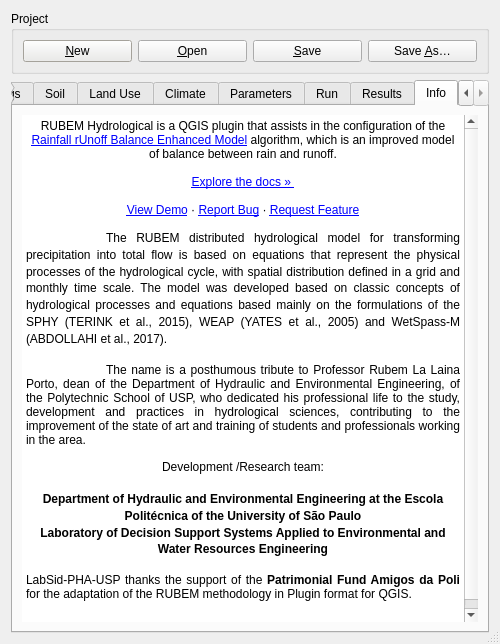
The window that rubem_hydrological_dialog_base.ui (LabSid-USP/RUBEMHydrological) describes before a commit, drawn with Qt 5.
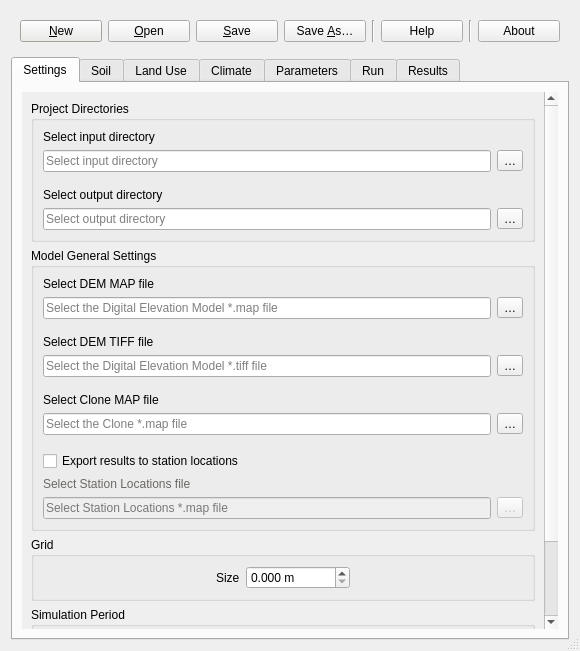
The same window after the commit. The open tabs and pages were chosen to show the change. Icons and pictures are not drawn.

Commit message: Add buttons (with icons)  for help and about info

Patch:
```diff
--- a/rubem_hydrological_dialog_base.ui
+++ b/rubem_hydrological_dialog_base.ui
@@ -6,8 +6,8 @@
    <rect>
     <x>0</x>
     <y>0</y>
-    <width>500</width>
-    <height>644</height>
+    <width>580</width>
+    <height>651</height>
    </rect>
   </property>
   <property name="sizePolicy">
@@ -147,28 +147,19 @@
   <property name="modal">
    <bool>false</bool>
   </property>
-  <layout class="QVBoxLayout" name="verticalLayout_29">
+  <layout class="QVBoxLayout" name="verticalLayout_24">
    <item>
-    <widget class="QGroupBox" name="groupBox_8">
+    <widget class="QWidget" name="widget_menu" native="true">
      <property name="sizePolicy">
       <sizepolicy hsizetype="Minimum" vsizetype="Fixed">
        <horstretch>0</horstretch>
        <verstretch>0</verstretch>
       </sizepolicy>
      </property>
-     <property name="title">
-      <string>Project</string>
-     </property>
-     <layout class="QVBoxLayout" name="verticalLayout_24">
-      <property name="bottomMargin">
-       <number>9</number>
-      </property>
+     <layout class="QVBoxLayout" name="verticalLayout_29">
       <item>
-       <layout class="QHBoxLayout" name="horizontalLayout_38">
-        <property name="sizeConstraint">
-         <enum>QLayout::SetMinimumSize</enum>
-        </property>
-        <item>
+       <layout class="QGridLayout" name="gridLayout_16">
+        <item row="0" column="0">
          <widget class="QPushButton" name="pushButton_NewProject">
           <property name="sizePolicy">
            <sizepolicy hsizetype="Minimum" vsizetype="Minimum">
@@ -187,7 +178,7 @@
           </property>
          </widget>
         </item>
-        <item>
+        <item row="0" column="1">
          <widget class="QPushButton" name="pushButton_OpenProject">
           <property name="sizePolicy">
            <sizepolicy hsizetype="Minimum" vsizetype="Minimum">
@@ -206,7 +197,7 @@
           </property>
          </widget>
         </item>
-        <item>
+        <item row="0" column="2">
          <widget class="QPushButton" name="pushButton_SaveProject">
           <property name="sizePolicy">
            <sizepolicy hsizetype="Minimum" vsizetype="Minimum">
@@ -225,7 +216,7 @@
           </property>
          </widget>
         </item>
-        <item>
+        <item row="0" column="3">
          <widget class="QPushButton" name="pushButton_SaveAsProject">
           <property name="sizePolicy">
            <sizepolicy hsizetype="Minimum" vsizetype="Minimum">
@@ -244,6 +235,60 @@
           </property>
          </widget>
         </item>
+        <item row="0" column="4">
+         <widget class="Line" name="line">
+          <property name="orientation">
+           <enum>Qt::Vertical</enum>
+          </property>
+         </widget>
+        </item>
+        <item row="0" column="6">
+         <widget class="Line" name="line_2">
+          <property name="orientation">
+           <enum>Qt::Vertical</enum>
+          </property>
+         </widget>
+        </item>
+        <item row="0" column="5">
+         <widget class="QToolButton" name="toolButton_Help">
+          <property name="sizePolicy">
+           <sizepolicy hsizetype="Minimum" vsizetype="Minimum">
+            <horstretch>0</horstretch>
+            <verstretch>0</verstretch>
+           </sizepolicy>
+          </property>
+          <property name="toolTip">
+           <string>Help Content</string>
+          </property>
+          <property name="text">
+           <string>Help</string>
+          </property>
+          <property name="icon">
+           <iconset resource="resources.qrc">
+            <normaloff>:/iconMenu/images/qgis-default-theme/mActionHelpContents.svg</normaloff>:/iconMenu/images/qgis-default-theme/mActionHelpContents.svg</iconset>
+          </property>
+         </widget>
+        </item>
+        <item row="0" column="7">
+         <widget class="QToolButton" name="toolButton_About">
+          <property name="sizePolicy">
+           <sizepolicy hsizetype="Minimum" vsizetype="Minimum">
+            <horstretch>0</horstretch>
+            <verstretch>0</verstretch>
+           </sizepolicy>
+          </property>
+          <property name="toolTip">
+           <string>About</string>
+          </property>
+          <property name="text">
+           <string>About</string>
+          </property>
+          <property name="icon">
+           <iconset resource="resources.qrc">
+            <normaloff>:/iconMenu/images/qgis-default-theme/pluginNew.svg</normaloff>:/iconMenu/images/qgis-default-theme/pluginNew.svg</iconset>
+          </property>
+         </widget>
+        </item>
        </layout>
       </item>
      </layout>
@@ -260,6 +305,12 @@
      <property name="toolTip">
       <string/>
      </property>
+     <property name="styleSheet">
+      <string notr="true">QTabWidget::tab-bar {
+    alignment: center;
+}
+</string>
+     </property>
      <property name="tabPosition">
       <enum>QTabWidget::North</enum>
      </property>
@@ -304,8 +355,8 @@
            <rect>
             <x>0</x>
             <y>0</y>
-            <width>441</width>
-            <height>635</height>
+            <width>509</width>
+            <height>728</height>
            </rect>
           </property>
           <layout class="QVBoxLayout" name="verticalLayout_25">
@@ -4532,73 +4583,6 @@
        </item>
       </layout>
      </widget>
-     <widget class="QWidget" name="tab_Info">
-      <attribute name="title">
-       <string>Info</string>
-      </attribute>
-      <layout class="QVBoxLayout" name="verticalLayout_36">
-       <item>
-        <widget class="QTextBrowser" name="textBrowser_Info">
-         <property name="sizePolicy">
-          <sizepolicy hsizetype="Minimum" vsizetype="Minimum">
-           <horstretch>0</horstretch>
-           <verstretch>0</verstretch>
-          </sizepolicy>
-         </property>
-         <property name="frameShape">
-          <enum>QFrame::HLine</enum>
-         </property>
-         <property name="frameShadow">
-          <enum>QFrame::Plain</enum>
-         </property>
-         <property name="lineWidth">
-          <number>0</number>
-         </property>
-         <property name="documentTitle">
-          <string>Info</string>
-         </property>
-         <property name="lineWrapMode">
-          <enum>QTextEdit::WidgetWidth</enum>
-         </property>
-         <property name="lineWrapColumnOrWidth">
-          <number>0</number>
-         </property>
-         <property name="html">
-          <string>&lt;!DOCTYPE HTML PUBLIC &quot;-//W3C//DTD HTML 4.0//EN&quot; &quot;http://www.w3.org/TR/REC-html40/strict.dtd&quot;&gt;
-&lt;html&gt;&lt;head&gt;&lt;meta name=&quot;qrichtext&quot; content=&quot;1&quot; /&gt;&lt;title&gt;Info&lt;/title&gt;&lt;style type=&quot;text/css&quot;&gt;
-p, li { white-space: pre-wrap; }
-&lt;/style&gt;&lt;/head&gt;&lt;body style=&quot; font-family:'MS Shell Dlg 2'; font-size:8.25pt; font-weight:400; font-style:normal;&quot;&gt;
-&lt;p align=&quot;center&quot; style=&quot; margin-top:0px; margin-bottom:0px; margin-left:0px; margin-right:0px; -qt-block-indent:0; text-indent:0px;&quot;&gt;&lt;img src=&quot;:/imgBase/images/banner.png&quot; /&gt;&lt;/p&gt;
-&lt;p align=&quot;center&quot; style=&quot; margin-top:0px; margin-bottom:0px; margin-left:0px; margin-right:0px; -qt-block-indent:0; text-indent:0px;&quot;&gt;&lt;span style=&quot; font-family:'Arial'; font-size:9pt; color:#000000; background-color:transparent;&quot;&gt;RUBEM Hydrological is a QGIS plugin that assists in the configuration of the &lt;/span&gt;&lt;a href=&quot;https://github.com/LabSid-USP/RUBEM#readme&quot;&gt;&lt;span style=&quot; font-size:9pt; text-decoration: underline; color:#0000ff;&quot;&gt;Rainfall rUnoff Balance Enhanced Model&lt;/span&gt;&lt;/a&gt;&lt;span style=&quot; font-family:'Arial'; font-size:9pt; color:#000000; background-color:transparent;&quot;&gt; algorithm, which is an improved model of balance between rain and runoff.&lt;/span&gt;&lt;/p&gt;
-&lt;p align=&quot;center&quot; style=&quot;-qt-paragraph-type:empty; margin-top:0px; margin-bottom:0px; margin-left:0px; margin-right:0px; -qt-block-indent:0; text-indent:0px; font-family:'Arial'; font-size:9pt; color:#000000;&quot;&gt;&lt;br /&gt;&lt;/p&gt;
-&lt;p align=&quot;center&quot; style=&quot; margin-top:0px; margin-bottom:0px; margin-left:0px; margin-right:0px; -qt-block-indent:0; text-indent:0px;&quot;&gt;&lt;a href=&quot;https://github.com/LabSid-USP/RUBEMHydrological&quot;&gt;&lt;span style=&quot; font-size:9pt; text-decoration: underline; color:#0000ff;&quot;&gt;Explore the docs » &lt;/span&gt;&lt;/a&gt;&lt;/p&gt;
-&lt;p align=&quot;center&quot; style=&quot;-qt-paragraph-type:empty; margin-top:0px; margin-bottom:0px; margin-left:0px; margin-right:0px; -qt-block-indent:0; text-indent:0px; font-family:'Arial'; font-size:9pt; color:#000000;&quot;&gt;&lt;br /&gt;&lt;/p&gt;
-&lt;p align=&quot;center&quot; style=&quot; margin-top:0px; margin-bottom:0px; margin-left:0px; margin-right:0px; -qt-block-indent:0; text-indent:0px;&quot;&gt;&lt;a href=&quot;https://github.com/LabSid-USP/RUBEMHydrological&quot;&gt;&lt;span style=&quot; font-size:9pt; text-decoration: underline; color:#0000ff;&quot;&gt;View Demo&lt;/span&gt;&lt;/a&gt;&lt;span style=&quot; font-family:'Arial'; font-size:9pt; color:#000000; background-color:transparent;&quot;&gt; · &lt;/span&gt;&lt;a href=&quot;https://github.com/LabSid-USP/RUBEMHydrological/issues&quot;&gt;&lt;span style=&quot; font-size:9pt; text-decoration: underline; color:#0000ff;&quot;&gt;Report Bug&lt;/span&gt;&lt;/a&gt;&lt;span style=&quot; font-family:'Arial'; font-size:9pt; color:#000000; background-color:transparent;&quot;&gt; · &lt;/span&gt;&lt;a href=&quot;https://github.com/LabSid-USP/RUBEMHydrological/issues&quot;&gt;&lt;span style=&quot; font-size:9pt; text-decoration: underline; color:#0000ff;&quot;&gt;Request Feature&lt;/span&gt;&lt;/a&gt;&lt;/p&gt;
-&lt;p align=&quot;justify&quot; style=&quot;-qt-paragraph-type:empty; margin-top:0px; margin-bottom:0px; margin-left:0px; margin-right:0px; -qt-block-indent:0; text-indent:0px; font-family:'Arial'; font-size:9pt; color:#000000;&quot;&gt;&lt;br /&gt;&lt;/p&gt;
-&lt;p align=&quot;justify&quot; style=&quot; margin-top:0px; margin-bottom:0px; margin-left:0px; margin-right:0px; -qt-block-indent:0; text-indent:0px; line-height:120%;&quot;&gt;&lt;span style=&quot; font-family:'Arial'; font-size:9pt; color:#000000; background-color:transparent;&quot;&gt;	The RUBEM distributed hydrological model for transforming precipitation into total flow is based on equations that represent the physical processes of the hydrological cycle, with spatial distribution defined in a grid and monthly time scale. The model was developed based on classic concepts of hydrological processes and equations based mainly on the formulations of the SPHY (TERINK et al., 2015), WEAP (YATES et al., 2005) and WetSpass-M (ABDOLLAHI et al., 2017).&lt;/span&gt;&lt;/p&gt;
-&lt;p align=&quot;justify&quot; style=&quot;-qt-paragraph-type:empty; margin-top:0px; margin-bottom:0px; margin-left:0px; margin-right:0px; -qt-block-indent:0; text-indent:0px; font-size:9pt;&quot;&gt;&lt;br /&gt;&lt;/p&gt;
-&lt;p align=&quot;justify&quot; style=&quot; margin-top:0px; margin-bottom:0px; margin-left:0px; margin-right:0px; -qt-block-indent:0; text-indent:0px;&quot;&gt;&lt;span style=&quot; font-family:'Arial'; font-size:9pt; color:#000000; background-color:transparent;&quot;&gt;	The name is a posthumous tribute to Professor Rubem La Laina Porto, dean of the Department of Hydraulic and Environmental Engineering, of the Polytechnic School of USP, who dedicated his professional life to the study, development and practices in hydrological sciences, contributing to the improvement of the state of art and training of students and professionals working in the area.&lt;/span&gt;&lt;span style=&quot; font-size:9pt;&quot;&gt;&lt;br /&gt;&lt;/span&gt;&lt;/p&gt;
-&lt;p align=&quot;center&quot; style=&quot; margin-top:0px; margin-bottom:0px; margin-left:0px; margin-right:0px; -qt-block-indent:0; text-indent:0px; line-height:120%;&quot;&gt;&lt;a name=&quot;docs-internal-guid-4c2b91a3-7fff-c7f8-b68d-38b3c4c4d7f5&quot;&gt;&lt;/a&gt;&lt;span style=&quot; font-family:'Arial'; font-size:9pt; color:#000000; background-color:transparent;&quot;&gt;D&lt;/span&gt;&lt;span style=&quot; font-family:'Arial'; font-size:9pt; color:#000000; background-color:transparent;&quot;&gt;evelopment /Research team:&lt;br /&gt;&lt;/span&gt;&lt;/p&gt;
-&lt;p align=&quot;center&quot; style=&quot; margin-top:0px; margin-bottom:0px; margin-left:0px; margin-right:0px; -qt-block-indent:0; text-indent:0px; line-height:120%;&quot;&gt;&lt;span style=&quot; font-size:9pt; font-weight:600;&quot;&gt;Department of Hydraulic and Environmental Engineering at the Escola Politécnica of the University of São Paulo&lt;/span&gt;&lt;/p&gt;
-&lt;p align=&quot;center&quot; style=&quot; margin-top:0px; margin-bottom:0px; margin-left:0px; margin-right:0px; -qt-block-indent:0; text-indent:0px; line-height:120%;&quot;&gt;&lt;a href=&quot;https://www.poli.usp.br/&quot;&gt;&lt;img src=&quot;:/imgBase/images/epusp.png&quot; width=&quot;165&quot; height=&quot;148&quot; /&gt;&lt;/a&gt;&lt;/p&gt;
-&lt;p align=&quot;center&quot; style=&quot; margin-top:0px; margin-bottom:0px; margin-left:0px; margin-right:0px; -qt-block-indent:0; text-indent:0px; line-height:120%;&quot;&gt;&lt;span style=&quot; font-size:9pt; font-weight:600;&quot;&gt;Laboratory of Decision Support Systems Applied to Environmental and Water Resources Engineering&lt;/span&gt;&lt;/p&gt;
-&lt;p align=&quot;center&quot; style=&quot; margin-top:0px; margin-bottom:0px; margin-left:0px; margin-right:0px; -qt-block-indent:0; text-indent:0px; line-height:120%;&quot;&gt;&lt;a href=&quot;http://labsid.eng.br/Contato.aspx&quot;&gt;&lt;img src=&quot;:/imgBase/images/labsid.png&quot; width=&quot;188&quot; height=&quot;49&quot; /&gt;&lt;/a&gt;&lt;/p&gt;
-&lt;p align=&quot;justify&quot; style=&quot; margin-top:0px; margin-bottom:0px; margin-left:0px; margin-right:0px; -qt-block-indent:0; text-indent:0px;&quot;&gt;&lt;span style=&quot; font-family:'Arial'; font-size:9pt; color:#000000; background-color:transparent;&quot;&gt;&lt;br /&gt;LabSid-PHA-USP thanks the support of the &lt;/span&gt;&lt;span style=&quot; font-family:'Arial'; font-size:9pt; font-weight:600; color:#000000; background-color:transparent;&quot;&gt;Patrimonial Fund Amigos da Poli&lt;/span&gt;&lt;span style=&quot; font-family:'Arial'; font-size:9pt; color:#000000; background-color:transparent;&quot;&gt; for the adaptation of the RUBEM methodology in Plugin format for QGIS.&lt;br /&gt;&lt;/span&gt;&lt;/p&gt;
-&lt;p align=&quot;center&quot; style=&quot; margin-top:0px; margin-bottom:0px; margin-left:0px; margin-right:0px; -qt-block-indent:0; text-indent:0px;&quot;&gt;&lt;a href=&quot;https://www.amigosdapoli.com.br/&quot;&gt;&lt;img src=&quot;:/imgBase/images/adp.png&quot; width=&quot;233&quot; height=&quot;131&quot; /&gt;&lt;/a&gt;&lt;/p&gt;&lt;/body&gt;&lt;/html&gt;</string>
-         </property>
-         <property name="tabStopWidth">
-          <number>80</number>
-         </property>
-         <property name="textInteractionFlags">
-          <set>Qt::LinksAccessibleByKeyboard|Qt::LinksAccessibleByMouse</set>
-         </property>
-         <property name="placeholderText">
-          <string/>
-         </property>
-        </widget>
-       </item>
-      </layout>
-     </widget>
     </widget>
    </item>
   </layout>
```
Left out of the diff: 742 changed lines with no effect on the pictures.
